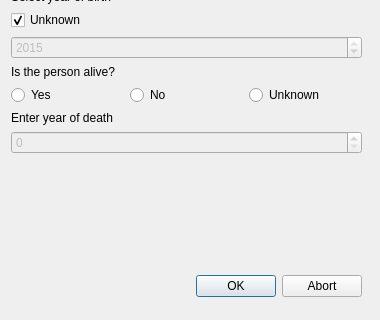
Old version of the form VLNvika3/search.ui in the repository Gylfian/VLN-vika-3; both pictures show x 0 to 380 and y 170 to 490 of the 380 by 490 pixel window.
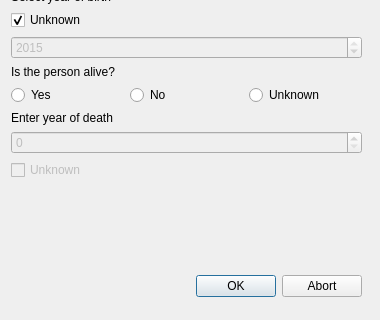
New version of the form. Icons and pictures are not drawn.

What changed in the file:
```diff
--- a/VLNvika3/search.ui
+++ b/VLNvika3/search.ui
@@ -376,6 +376,16 @@
           </property>
          </widget>
         </item>
+        <item>
+         <widget class="QCheckBox" name="unknownDeath">
+          <property name="enabled">
+           <bool>false</bool>
+          </property>
+          <property name="text">
+           <string>Unknown</string>
+          </property>
+         </widget>
+        </item>
         <item>
          <spacer name="verticalSpacer">
           <property name="orientation">
```
